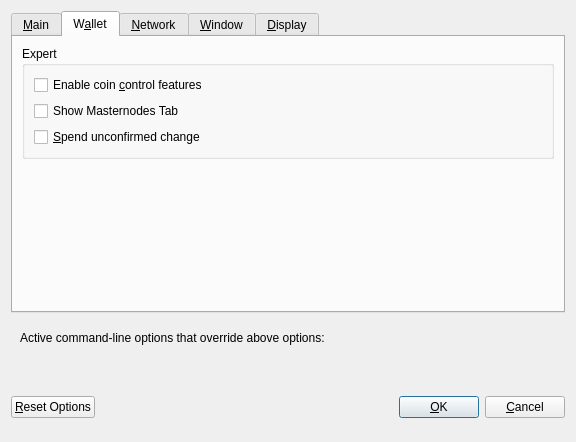
First picture: the form in src/qt/forms/optionsdialog.ui, repository festoncoin1/FestonCoin, before the edit.
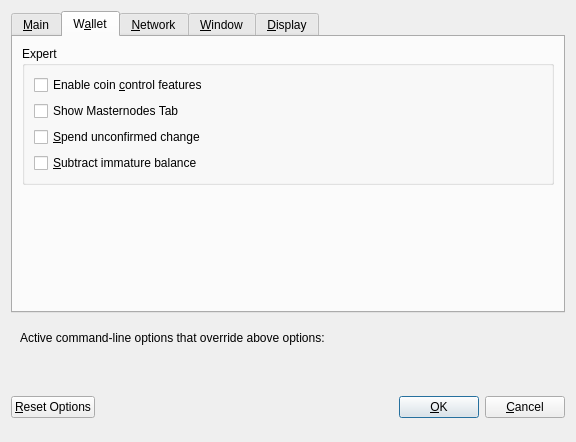
Second picture: the form after the edit. The open tabs and pages were chosen to show the change. Custom widgets are drawn as their Qt base class.

```diff
--- a/src/qt/forms/optionsdialog.ui
+++ b/src/qt/forms/optionsdialog.ui
@@ -239,6 +239,16 @@
             </property>
            </widget>
           </item>
+          <item>
+           <widget class="QCheckBox" name="subtractImmatureBalance">
+            <property name="toolTip">
+             <string>Subtract immature balance from current balance.</string>
+            </property>
+            <property name="text">
+             <string>&amp;Subtract immature balance</string>
+            </property>
+           </widget>
+          </item>
          </layout>
         </widget>
        </item>
```
